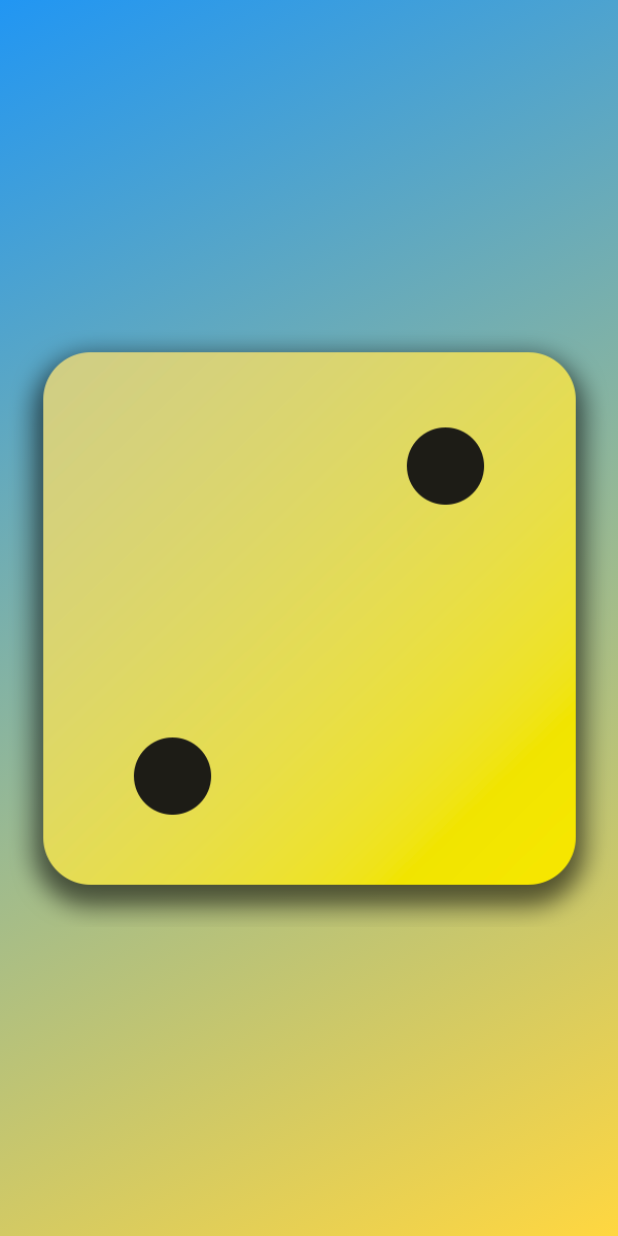
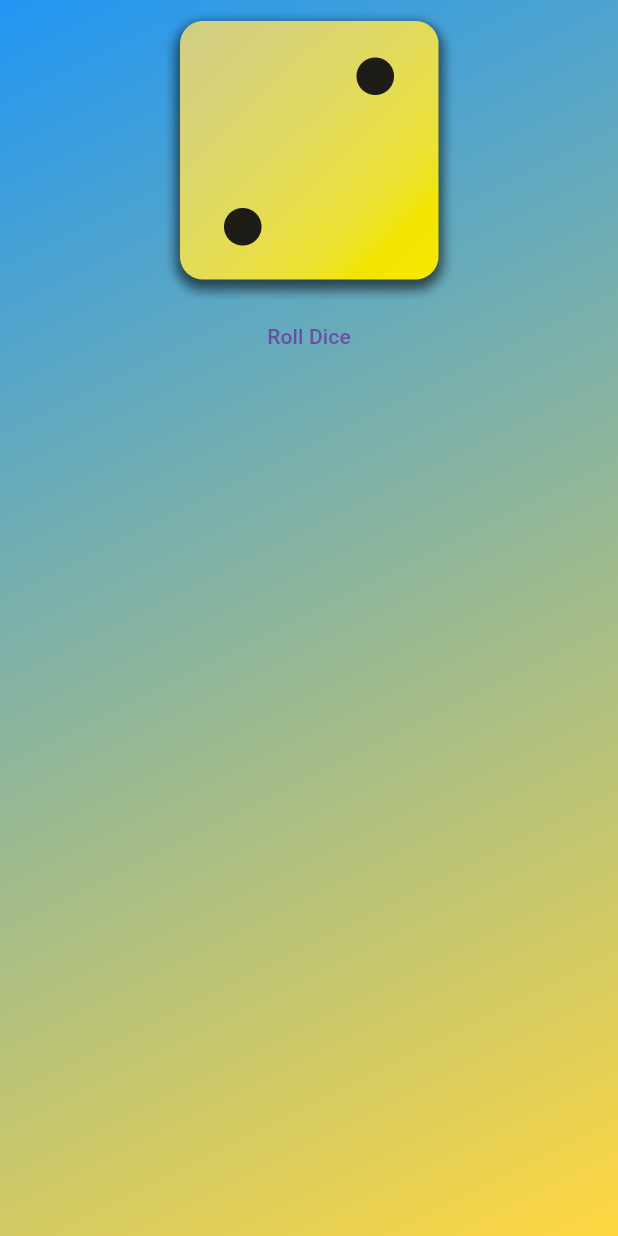
Before and after one commit to nyi-nyi-zin/Flutter-Dart---The-Complete-Guide-2025-Edition-, a Flutter app: the screen it shows after launch, on a phone screen of 412 x 824 dp. Run offline on Flutter 3.47's test engine with Material 3 defaults, Android fonts, the phone set to English and light mode, and no system bars.

Commit message:
47. Adding Buttons & Using Functions As Values

```diff
--- a/lib/gradient_container.dart
+++ b/lib/gradient_container.dart
@@ -7,6 +7,8 @@ class GradientContainer extends StatelessWidget {
   const GradientContainer({super.key, required this.colors});
 
   final List<Color> colors;
+
+  void rollDice() {}
 
   @override
   Widget build(context) {
@@ -18,7 +20,14 @@ class GradientContainer extends StatelessWidget {
           end: endAlignment,
         ),
       ),
-      child: Center(child: Image.asset('assets/images/dice-2.png')),
+      child: Center(
+        child: Column(
+          children: [
+            Image.asset('assets/images/dice-2.png', width: 200),
+            TextButton(onPressed: rollDice, child: const Text('Roll Dice')),
+          ],
+        ),
+      ),
     );
   }
 }
```
